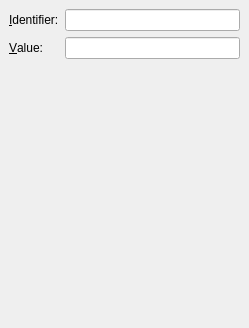
The window that cokoon/PyCokoonEditor/src/edit_expression.ui (mathieujobin/kde-playground-artwork) describes before a commit, drawn with Qt 5.
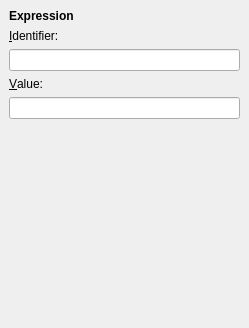
The same window after the commit.

```diff
--- a/cokoon/PyCokoonEditor/src/edit_expression.ui
+++ b/cokoon/PyCokoonEditor/src/edit_expression.ui
@@ -12,20 +12,21 @@
   <property name="windowTitle" >
    <string>Form</string>
   </property>
-  <layout class="QGridLayout" >
+  <layout class="QVBoxLayout" >
    <property name="margin" >
     <number>9</number>
    </property>
    <property name="spacing" >
     <number>6</number>
    </property>
-   <item row="0" column="1" >
-    <widget class="QLineEdit" name="identifier" />
+   <item>
+    <widget class="QLabel" name="label_9" >
+     <property name="text" >
+      <string>&lt;b>Expression&lt;/b></string>
+     </property>
+    </widget>
    </item>
-   <item row="1" column="1" >
-    <widget class="QLineEdit" name="value" />
-   </item>
-   <item row="0" column="0" >
+   <item>
     <widget class="QLabel" name="label" >
      <property name="text" >
       <string>&amp;Identifier:</string>
@@ -35,7 +36,10 @@
      </property>
     </widget>
    </item>
-   <item row="1" column="0" >
+   <item>
+    <widget class="QLineEdit" name="identifier" />
+   </item>
+   <item>
     <widget class="QLabel" name="label_3" >
      <property name="text" >
       <string>&amp;Value:</string>
@@ -45,15 +49,18 @@
      </property>
     </widget>
    </item>
-   <item row="2" column="1" >
+   <item>
+    <widget class="QLineEdit" name="value" />
+   </item>
+   <item>
     <spacer>
      <property name="orientation" >
       <enum>Qt::Vertical</enum>
      </property>
      <property name="sizeHint" >
       <size>
-       <width>20</width>
-       <height>40</height>
+       <width>166</width>
+       <height>161</height>
       </size>
      </property>
     </spacer>
```
